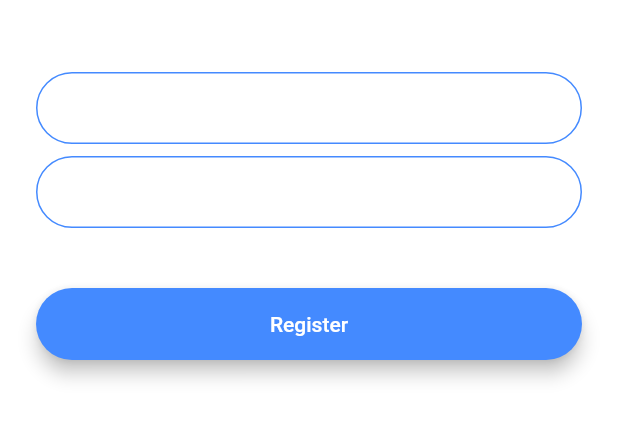
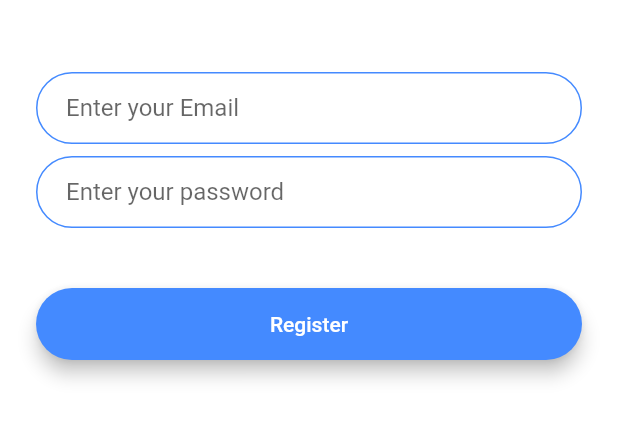
Before and after one commit to Arjupta/FlutterExamples, a Flutter app: the screen it shows after launch, after a tap on "Register", on a phone screen of 412 x 824 dp, the part 576-1018 px from its top. Run offline on Flutter 3.47's test engine with Material 2 defaults, Android fonts, the phone set to English and light mode, and no system bars; our stand-ins replace animated_text_kit, cloud_firestore, firebase_analytics, firebase_auth, firebase_core, flutter_spinkit and 5 more; accounts and stored records are empty; network calls fail.

Commit message:
Refractored buttons and Text Decoration, added firebase to Android

```diff
--- a/flash-chat/lib/constants.dart
+++ b/flash-chat/lib/constants.dart
@@ -17,3 +17,35 @@
     top: BorderSide(color: Colors.lightBlueAccent, width: 2.0),
   ),
 );
+
+const kTextFieldDecoration = InputDecoration(
+  hintText: '',
+  contentPadding: EdgeInsets.symmetric(vertical: 10.0, horizontal: 20.0),
+  border: OutlineInputBorder(
+    borderRadius: BorderRadius.all(Radius.circular(32.0)),
+  ),
+  enabledBorder: OutlineInputBorder(
+    borderSide: BorderSide(color: Colors.blueAccent, width: 1.0),
+    borderRadius: BorderRadius.all(Radius.circular(32.0)),
+  ),
+  focusedBorder: OutlineInputBorder(
+    borderSide: BorderSide(color: Colors.blueAccent, width: 2.0),
+    borderRadius: BorderRadius.all(Radius.circular(32.0)),
+  ),
+);
+
+const kEmailTextFieldDecoration = InputDecoration(
+  hintText: 'Enter your email',
+  contentPadding: EdgeInsets.symmetric(vertical: 10.0, horizontal: 20.0),
+  border: OutlineInputBorder(
+    borderRadius: BorderRadius.all(Radius.circular(32.0)),
+  ),
+  enabledBorder: OutlineInputBorder(
+    borderSide: BorderSide(color: Colors.blueAccent, width: 1.0),
+    borderRadius: BorderRadius.all(Radius.circular(32.0)),
+  ),
+  focusedBorder: OutlineInputBorder(
+    borderSide: BorderSide(color: Colors.blueAccent, width: 2.0),
+    borderRadius: BorderRadius.all(Radius.circular(32.0)),
+  ),
+);
--- a/flash-chat/lib/main.dart
+++ b/flash-chat/lib/main.dart
@@ -10,11 +10,6 @@
   @override
   Widget build(BuildContext context) {
     return MaterialApp(
-      theme: ThemeData.dark().copyWith(
-        textTheme: TextTheme(
-          body1: TextStyle(color: Colors.black54),
-        ),
-      ),
       initialRoute: WelcomeScreen.id,
       routes: <String, WidgetBuilder>{
         WelcomeScreen.id: (context) => WelcomeScreen(),
--- a/flash-chat/lib/screens/registration_screen.dart
+++ b/flash-chat/lib/screens/registration_screen.dart
@@ -1,3 +1,5 @@
+import 'package:flash_chat/constants.dart';
+import 'package:flash_chat/widgets/button.dart';
 import 'package:flutter/material.dart';
 
 class RegistrationScreen extends StatefulWidget {
@@ -28,26 +30,11 @@
               height: 48.0,
             ),
             TextField(
-              onChanged: (value) {
-                //Do something with the user input.
-              },
-              decoration: InputDecoration(
-                hintText: 'Enter your email',
-                contentPadding:
-                    EdgeInsets.symmetric(vertical: 10.0, horizontal: 20.0),
-                border: OutlineInputBorder(
-                  borderRadius: BorderRadius.all(Radius.circular(32.0)),
-                ),
-                enabledBorder: OutlineInputBorder(
-                  borderSide: BorderSide(color: Colors.blueAccent, width: 1.0),
-                  borderRadius: BorderRadius.all(Radius.circular(32.0)),
-                ),
-                focusedBorder: OutlineInputBorder(
-                  borderSide: BorderSide(color: Colors.blueAccent, width: 2.0),
-                  borderRadius: BorderRadius.all(Radius.circular(32.0)),
-                ),
-              ),
-            ),
+                onChanged: (value) {
+                  //Do something with the user input.
+                },
+                decoration: kTextFieldDecoration.copyWith(
+                    hintText: 'Enter your Email')),
             SizedBox(
               height: 8.0,
             ),
@@ -55,45 +42,14 @@
               onChanged: (value) {
                 //Do something with the user input.
               },
-              decoration: InputDecoration(
-                hintText: 'Enter your password',
-                contentPadding:
-                    EdgeInsets.symmetric(vertical: 10.0, horizontal: 20.0),
-                border: OutlineInputBorder(
-                  borderRadius: BorderRadius.all(Radius.circular(32.0)),
-                ),
-                enabledBorder: OutlineInputBorder(
-                  borderSide: BorderSide(color: Colors.blueAccent, width: 1.0),
-                  borderRadius: BorderRadius.all(Radius.circular(32.0)),
-                ),
-                focusedBorder: OutlineInputBorder(
-                  borderSide: BorderSide(color: Colors.blueAccent, width: 2.0),
-                  borderRadius: BorderRadius.all(Radius.circular(32.0)),
-                ),
-              ),
+              decoration: kTextFieldDecoration.copyWith(
+                  hintText: 'Enter your password'),
             ),
             SizedBox(
               height: 24.0,
             ),
-            Padding(
-              padding: EdgeInsets.symmetric(vertical: 16.0),
-              child: Material(
-                color: Colors.blueAccent,
-                borderRadius: BorderRadius.all(Radius.circular(30.0)),
-                elevation: 5.0,
-                child: MaterialButton(
-                  onPressed: () {
-                    //Implement registration functionality.
-                  },
-                  minWidth: 200.0,
-                  height: 42.0,
-                  child: Text(
-                    'Register',
-                    style: TextStyle(color: Colors.white),
-                  ),
-                ),
-              ),
-            ),
+            RoundedButton(
+                color: Colors.blueAccent, title: 'Register', onPressed: () {}),
           ],
         ),
       ),
--- a/flash-chat/lib/screens/welcome_screen.dart
+++ b/flash-chat/lib/screens/welcome_screen.dart
@@ -1,4 +1,5 @@
 import 'package:animated_text_kit/animated_text_kit.dart';
+import 'package:flash_chat/widgets/button.dart';
 import 'package:flutter/material.dart';
 
 import 'login_screen.dart';
@@ -54,6 +55,7 @@
                   ),
                 ),
                 TypewriterAnimatedTextKit(
+                  isRepeatingAnimation: false,
                   text: ['Flash Chat'],
                   textStyle: TextStyle(
                     fontSize: 35.0,
@@ -65,41 +67,19 @@
             SizedBox(
               height: 48.0,
             ),
-            Padding(
-              padding: EdgeInsets.symmetric(vertical: 16.0),
-              child: Material(
-                elevation: 5.0,
+            RoundedButton(
               color: Colors.lightBlueAccent,
-                borderRadius: BorderRadius.circular(30.0),
-                child: MaterialButton(
+              title: 'Log In',
               onPressed: () {
                 Navigator.pushNamed(context, LoginScreen.id);
               },
-                  minWidth: 200.0,
-                  height: 42.0,
-                  child: Text(
-                    'Log In',
             ),
-                ),
-              ),
-            ),
-            Padding(
-              padding: EdgeInsets.symmetric(vertical: 16.0),
-              child: Material(
+            RoundedButton(
               color: Colors.blueAccent,
-                borderRadius: BorderRadius.circular(30.0),
-                elevation: 5.0,
-                child: MaterialButton(
+              title: 'Register',
               onPressed: () {
                 Navigator.pushNamed(context, RegistrationScreen.id);
               },
-                  minWidth: 200.0,
-                  height: 42.0,
-                  child: Text(
-                    'Register',
-                  ),
-                ),
-              ),
             ),
           ],
         ),
--- /dev/null
+++ b/flash-chat/lib/widgets/button.dart
@@ -0,0 +1,31 @@
+import "package:flutter/material.dart";
+
+class RoundedButton extends StatelessWidget {
+  final Color color;
+  final String title;
+  final Function onPressed;
+
+  RoundedButton(
+      {@required this.color, @required this.title, @required this.onPressed});
+
+  @override
+  Widget build(BuildContext context) {
+    return Padding(
+      padding: EdgeInsets.symmetric(vertical: 16.0),
+      child: Material(
+        elevation: 5.0,
+        color: color,
+        borderRadius: BorderRadius.circular(30.0),
+        child: MaterialButton(
+          onPressed: onPressed,
+          minWidth: 200.0,
+          height: 42.0,
+          child: Text(
+            title,
+            style: TextStyle(color: Colors.white),
+          ),
+        ),
+      ),
+    );
+  }
+}
```
Also changed, not shown: flash-chat/lib/screens/login_screen.dart (+12 -57 lines), 3 other files. Lines whose indentation alone changed are shown as unchanged.
